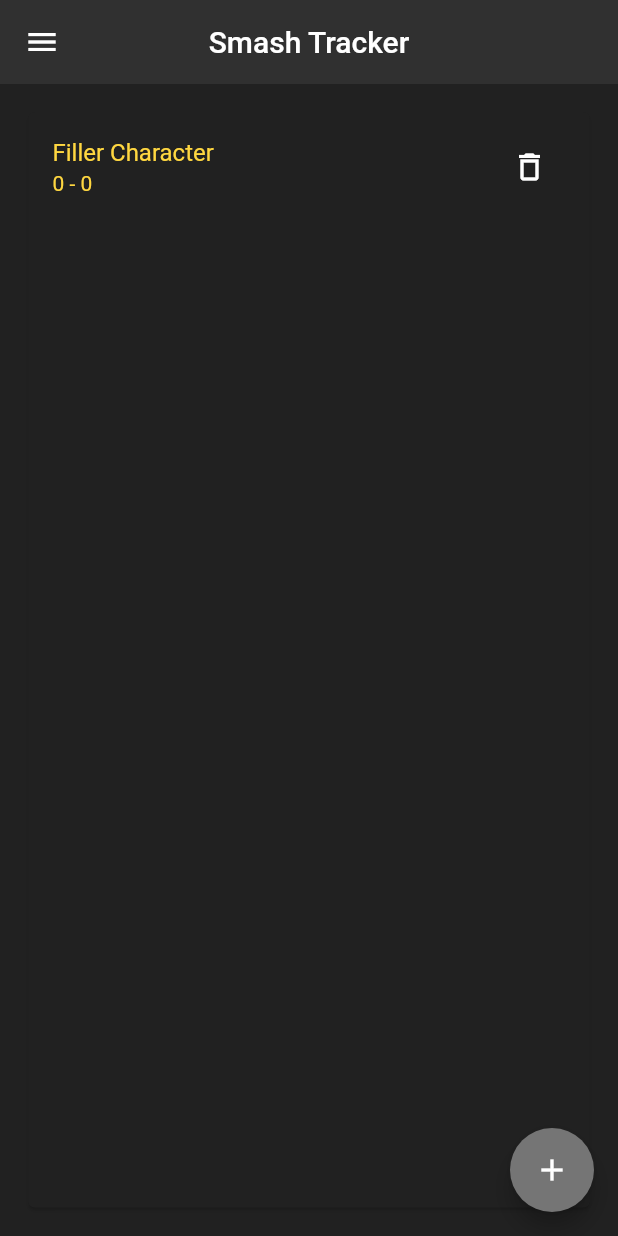
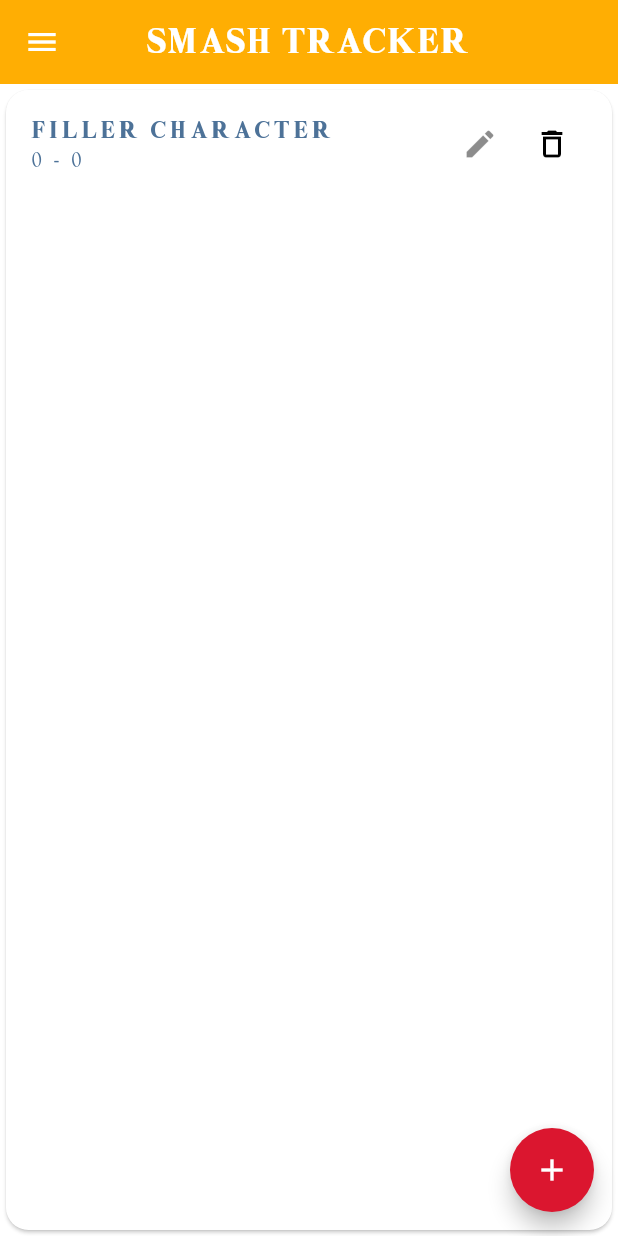
Before and after one commit to aking618/smash_tracker, a Flutter app: the screen it shows after launch, on a phone screen of 412 x 824 dp. Run offline on Flutter 3.47's test engine with Material 2 defaults, Android fonts, the phone set to English and light mode, and no system bars; our stand-ins replace dropdown_formfield, flutter_spinkit; generated files the repository leaves out were written again.

Commit message:
Updated UI Theme

```diff
--- a/lib/pages/home.dart
+++ b/lib/pages/home.dart
@@ -12,9 +12,6 @@ class Home extends StatefulWidget {
 
 class _HomeState extends State<Home> {
   PlayerList playerList;
-
-  ThemeData darkTheme;
-  ThemeData lightTheme;
 
   //Todo
   // Nintendo themed colors
@@ -81,11 +78,17 @@ class _HomeState extends State<Home> {
     return new WillPopScope(
       onWillPop: _onWillPop,
       child: Scaffold(
-        backgroundColor: Colors.grey[900],
+        backgroundColor: Colors.white,
         appBar: AppBar(
-          title: Text('Smash Tracker'),
+          title: Text(
+              'Smash Tracker',
+            style: TextStyle(
+              fontFamily: 'Smash',
+              fontSize: 24.0
+            )
+          ),
           centerTitle: true,
-          backgroundColor: Colors.grey[850],
+          backgroundColor: Color.fromRGBO(255, 174, 3, 1.0),
           elevation: 0,
         ),
         drawer: Drawer(
@@ -93,13 +96,27 @@ class _HomeState extends State<Home> {
             padding: EdgeInsets.zero,
             children: <Widget>[
               DrawerHeader(
-                child: Text('Smash Tracker'),
-                decoration: BoxDecoration(
+                child: Text(
+                    'Smash Tracker',
+                  style: TextStyle(
+                    fontFamily: 'Smash',
+                    fontSize: 25.0,
                     color: Colors.white,
                   ),
                 ),
+                decoration: BoxDecoration(
+                  color: Color.fromRGBO(255, 174, 3, 1.0),
+                ),
+              ),
               ListTile(
-                title: Text('About'),
+                title: Text(
+                    'About',
+                  style: TextStyle(
+                    fontFamily: 'Smash',
+                    fontSize: 15.0,
+                    color: Color.fromRGBO(77, 114, 152, 1.0),
+                  ),
+                ),
                 onTap: () {
                   // Do Stuff
 
@@ -108,7 +125,14 @@ class _HomeState extends State<Home> {
                 },
               ),
               ListTile(
-                title: Text('Feedback'),
+                title: Text(
+                    'Feedback',
+                  style: TextStyle(
+                    fontFamily: 'Smash',
+                    fontSize: 15.0,
+                    color: Color.fromRGBO(77, 114, 152, 1.0),
+                  ),
+                ),
                 onTap: () {
                   // Do Stuff
 
@@ -117,7 +141,14 @@ class _HomeState extends State<Home> {
                 },
               ),
               ListTile(
-                title: Text('Settings'),
+                title: Text(
+                  'Settings',
+                  style: TextStyle(
+                    fontFamily: 'Smash',
+                    fontSize: 15.0,
+                    color: Color.fromRGBO(77, 114, 152, 1.0),
+                  ),
+                ),
                 onTap: () {
                   // Do Stuff
 
@@ -126,7 +157,14 @@ class _HomeState extends State<Home> {
                 },
               ),
               ListTile(
-                title: Text('Support the Dev'),
+                title: Text(
+                  'Support the Developer',
+                  style: TextStyle(
+                    fontFamily: 'Smash',
+                    fontSize: 15.0,
+                    color: Color.fromRGBO(77, 114, 152, 1.0),
+                  ),
+                ),
                 onTap: () {
                   // Do Stuff
 
@@ -140,13 +178,14 @@ class _HomeState extends State<Home> {
         floatingActionButton: FloatingActionButton(
           onPressed: () async {addPlayer();},
           child: Icon(Icons.add),
-          backgroundColor: Colors.grey[600],
+          backgroundColor: Color.fromRGBO(219, 22, 47, 1.0),
         ),
-        body: Padding(
-          padding: EdgeInsets.all(15.0),
-          child: Container(
+        body: Container(
           child: Card(
-              color: Colors.grey[900],
+            shape: RoundedRectangleBorder(
+              borderRadius: BorderRadius.circular(15.0)
+            ),
+            color: Colors.white,
             shadowColor: Colors.black87,
             child: ListView.builder(
               itemCount: playerList.players.length,
@@ -156,19 +195,30 @@ class _HomeState extends State<Home> {
                   title: Text(
                     playerList.players[index].playerId,
                     style: TextStyle(
-                        color: Colors.amberAccent,
+                      fontFamily: 'Smash',
+                      letterSpacing: 2.0,
+                      color: Color.fromRGBO(77, 114, 152, 1.0),
                     ),
                   ),
                   subtitle: Text(
                     playerList.players[index].playerSetCount,
                     style: TextStyle(
-                        color: Colors.amberAccent,
+                      fontFamily: 'Smash',
+                      letterSpacing: 2.0,
+                      color: Color.fromRGBO(77, 114, 152, 1.0)
                     ),
                   ),
                   onTap: () async {
                     loadPlayerCard(index);
                   },
-                    trailing: IconButton(
+                  trailing: Row(
+                    mainAxisSize: MainAxisSize.min,
+                    children: <Widget>[
+                      IconButton(
+                        onPressed: () {},
+                        icon: Icon(Icons.edit),
+                      ),
+                      IconButton(
                         onPressed: () async {
                           removePlayer(index);
                           PlayerList newPlayerList = await readPlayerData();
@@ -177,11 +227,12 @@ class _HomeState extends State<Home> {
                           });
                           },
                         icon: Icon(Icons.delete_outline),
-                      color: Colors.white,
+                        color: Colors.black,
+                      ),
+                    ],
                   ),
                 );
               },
-              ),
             ),
           ),
         ),
```
Also changed, not shown: lib/pages/player_card.dart (+24 -19 lines), pubspec.yaml (+4 -11 lines), fonts/super_smash_4_1_by_pokemon_diamond-d7zxu6d.ttf (added). Lines whose indentation alone changed are shown as unchanged.
